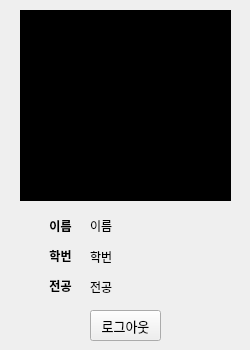
Tarel-IoT-PK/Campus, file project/studentCard.ui: the form before one commit.
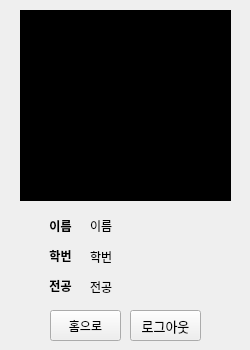
The form after the commit.

Diff of the .ui file:
```diff
--- a/project/studentCard.ui
+++ b/project/studentCard.ui
@@ -49,7 +49,7 @@
   <widget class="QPushButton" name="btnLogout">
    <property name="geometry">
     <rect>
-     <x>90</x>
+     <x>130</x>
      <y>310</y>
      <width>71</width>
      <height>31</height>
@@ -188,6 +188,19 @@
     <string>전공</string>
    </property>
   </widget>
+  <widget class="QPushButton" name="btnHome">
+   <property name="geometry">
+    <rect>
+     <x>50</x>
+     <y>310</y>
+     <width>71</width>
+     <height>31</height>
+    </rect>
+   </property>
+   <property name="text">
+    <string>홈으로</string>
+   </property>
+  </widget>
  </widget>
  <resources/>
  <connections/>
```
Left out of the diff: 2 changed lines with no effect on the pictures.
